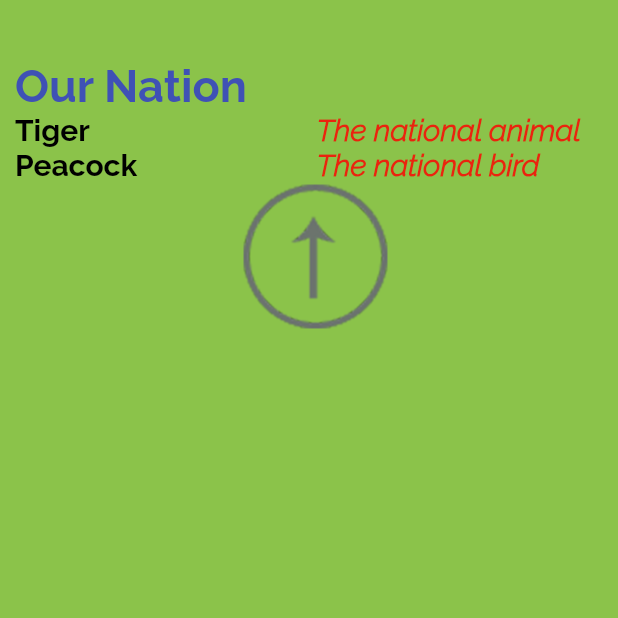
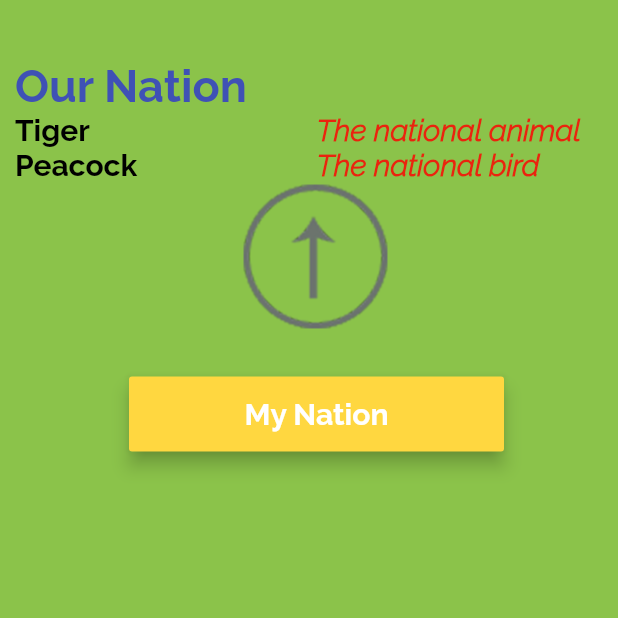
Before and after one commit to madhankumardroid/SHCourse, a Flutter app: the screen it shows after launch, on a phone screen of 412 x 824 dp, the top half of it. Run offline on Flutter 3.47's test engine with Material 2 defaults, Android fonts, the phone set to English and light mode, and no system bars.

Commit message:
Learned about Raised button and AlertDialog

```diff
--- a/flutter_app/lib/app_screens/our_nation.dart
+++ b/flutter_app/lib/app_screens/our_nation.dart
@@ -78,7 +78,8 @@ class Nation extends StatelessWidget {
                 )
               ],
             ),
-            MyImageAsset()
+            MyImageAsset(),
+            MyRaisedButton()
           ],
         ),
       ),
@@ -95,3 +96,37 @@ class MyImageAsset extends StatelessWidget {
     return Container(child: image);
   }
 }
+
+class MyRaisedButton extends StatelessWidget {
+  @override
+  Widget build(BuildContext context) {
+    //The build context is being received in the StatelessWidget. It simply implies the context in which a particular widget is being built.
+    return new Container(
+        margin: EdgeInsets.only(top: 30.0),
+        width: 250.0,
+        height: 50.0,
+        child: RaisedButton(
+          //This is a button with an elevation
+            color: Colors.amberAccent,
+            child: Text("My Nation",
+                style: TextStyle(
+                    fontSize: 20.0,
+                    color: Colors.white,
+                    fontFamily: 'Raleway',
+                    fontWeight: FontWeight.w700)),
+            elevation: 5.0,
+            //If onPressed is null, the color of the button is not applied.
+            onPressed: () => showDetail(context)));
+  }
+
+  void showDetail(BuildContext context) {
+    var alertDialog = AlertDialog(
+      title: Text("Info"),
+      content: Text("This is your nation"),
+    );
+    showDialog(
+        context: context,
+        //Here the builder is function handler.  So we need a create a function that accepts build context and returns a widget.
+        builder: (BuildContext context) => alertDialog);
+  }
+}
```
